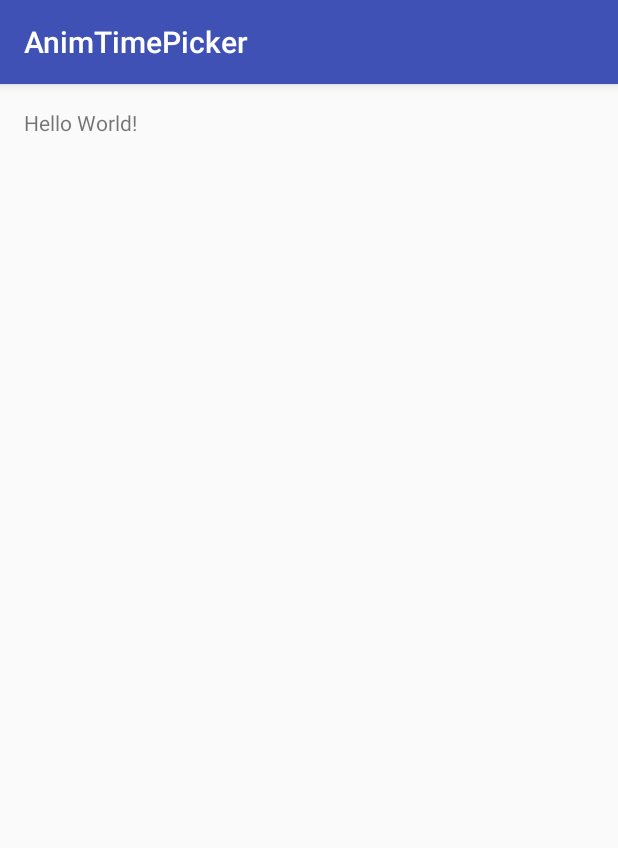
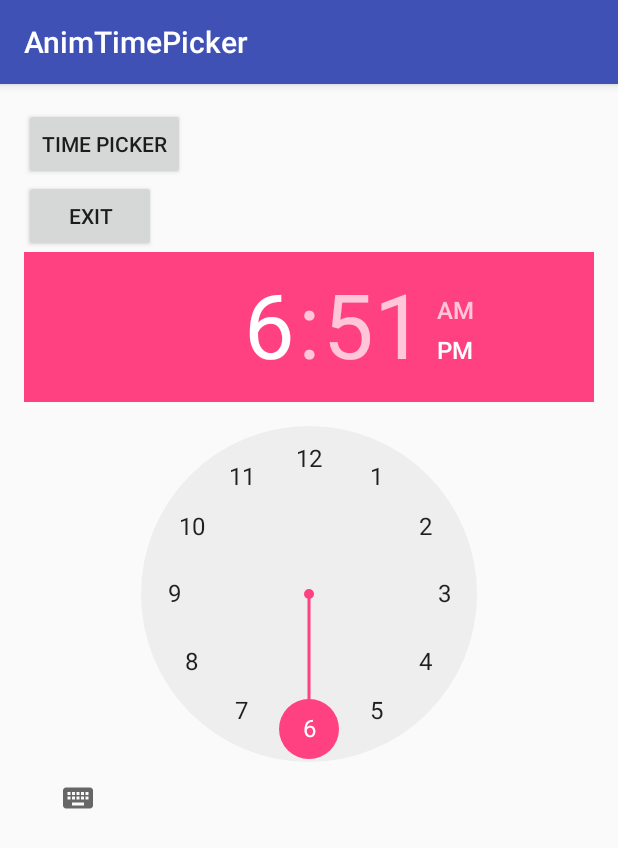
Before and after one commit to microstudent/AnimTimePicker, an Android app: the screen it shows after launch (MainActivity), on a phone screen of 412 x 824 dp. Shown: the top 848 px of the screen. Run offline under Robolectric (Android 15) with nearby library versions, the phone set to English and light mode, and no system bars.

Commit message:
暂时占坑，有时间继续填

```diff
--- a/app/src/main/java/com/microstudent/app/animtimepicker/MainActivity.java
+++ b/app/src/main/java/com/microstudent/app/animtimepicker/MainActivity.java
@@ -1,7 +1,9 @@
 package com.microstudent.app.animtimepicker;
 
+import android.app.TimePickerDialog;
 import android.support.v7.app.AppCompatActivity;
 import android.os.Bundle;
+import android.view.View;
 
 public class MainActivity extends AppCompatActivity {
 
@@ -10,4 +12,13 @@ public class MainActivity extends AppCompatActivity {
         super.onCreate(savedInstanceState);
         setContentView(R.layout.activity_main);
     }
+
+    public void close(View view) {
+        this.finish();
+    }
+
+    public void openTimePicker(View view) {
+        TimePickerDialog dialog  = new TimePickerDialog(this,null,24,60,true);
+        dialog.show();
+    }
 }
--- a/app/src/main/res/layout/activity_main.xml
+++ b/app/src/main/res/layout/activity_main.xml
@@ -9,8 +9,27 @@
     android:paddingTop="@dimen/activity_vertical_margin"
     tools:context="com.microstudent.app.animtimepicker.MainActivity">
 
-    <TextView
-        android:layout_width="wrap_content"
+    <LinearLayout
+        android:orientation="vertical"
+        android:layout_width="match_parent"
         android:layout_height="wrap_content"
-        android:text="Hello World!" />
+        android:id="@+id/linearLayout">
+        <Button
+            android:text="time picker"
+            android:layout_width="wrap_content"
+            android:layout_height="wrap_content"
+            android:onClick="openTimePicker"/>
+        <Button
+            android:text="exit"
+            android:layout_width="wrap_content"
+            android:layout_height="wrap_content"
+            android:onClick="close"/>
+        <TimePicker
+            android:layout_width="wrap_content"
+            android:layout_height="wrap_content"
+            android:id="@+id/timePicker"
+            android:layout_alignParentBottom="true"
+            android:layout_alignParentRight="true"
+            android:layout_alignParentEnd="true" />
+    </LinearLayout>
 </RelativeLayout>
```
